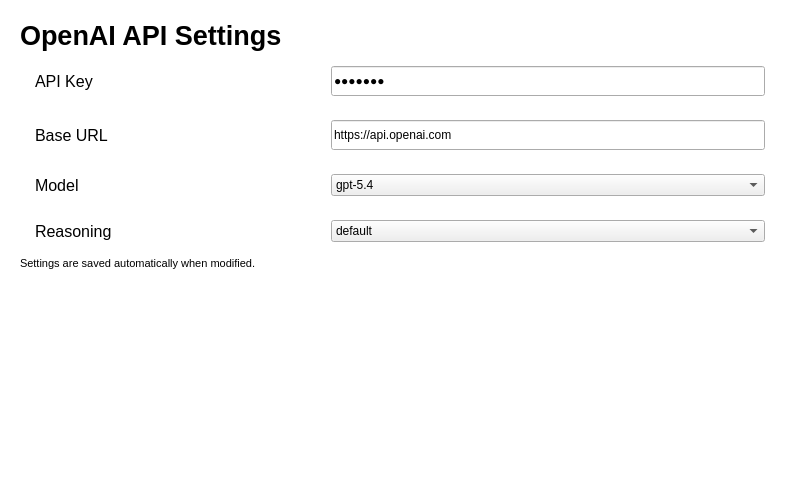
The window that src/ui/SettingOpenAIPage.ui (flairziv/qt-llm-chat) describes before a commit, drawn with Qt 5.
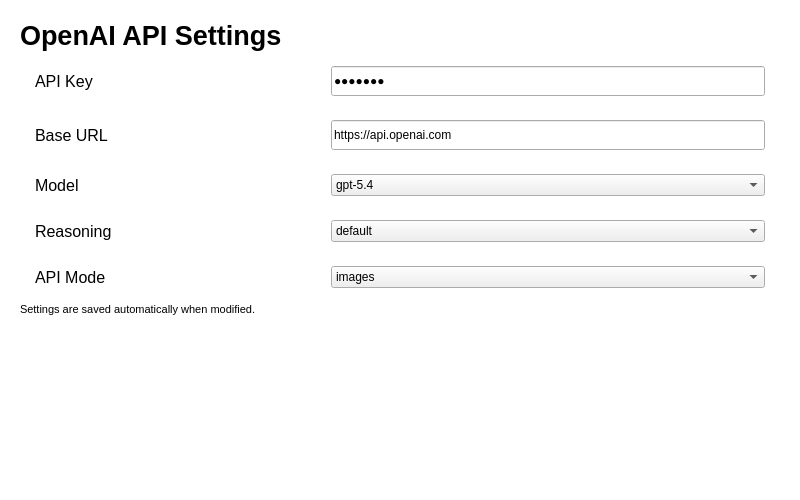
The same window after the commit. Custom widgets are drawn as their Qt base class.

Commit message: SettingOpenAIPage: expose image API mode picker (images/edits/chat/responses)

The edit to the form file:
```diff
--- a/src/ui/SettingOpenAIPage.ui
+++ b/src/ui/SettingOpenAIPage.ui
@@ -30,7 +30,7 @@
         <height>488</height>
        </rect>
       </property>
-      <layout class="QVBoxLayout" name="verticalLayout_2" stretch="0,0,0,0,0,0,1">
+      <layout class="QVBoxLayout" name="verticalLayout_2" stretch="0,0,0,0,0,0,0,1">
        <item>
         <widget class="ElaText" name="titleLabel">
          <property name="font">
@@ -338,6 +338,57 @@
          </layout>
         </widget>
        </item>
+       <item>
+        <widget class="ElaScrollPageArea" name="imageApiModeArea" native="true">
+         <layout class="QHBoxLayout" name="imageApiModeLayout" stretch="2,3">
+          <property name="leftMargin">
+           <number>15</number>
+          </property>
+          <property name="rightMargin">
+           <number>15</number>
+          </property>
+          <item>
+           <widget class="ElaText" name="imageApiModeLabel">
+            <property name="font">
+             <font>
+              <pointsize>12</pointsize>
+             </font>
+            </property>
+            <property name="toolTip">
+             <string>chat -&gt; /v1/chat/completions, images -&gt; /v1/images/generations, edits -&gt; /v1/images/edits, responses -&gt; /v1/responses with image_generation tool.</string>
+            </property>
+            <property name="text">
+             <string>API Mode</string>
+            </property>
+           </widget>
+          </item>
+          <item>
+           <widget class="ElaComboBox" name="comboBox_imageApiMode">
+            <item>
+             <property name="text">
+              <string>images</string>
+             </property>
+            </item>
+            <item>
+             <property name="text">
+              <string>edits</string>
+             </property>
+            </item>
+            <item>
+             <property name="text">
+              <string>chat</string>
+             </property>
+            </item>
+            <item>
+             <property name="text">
+              <string>responses</string>
+             </property>
+            </item>
+           </widget>
+          </item>
+         </layout>
+        </widget>
+       </item>
        <item>
         <widget class="ElaText" name="noteLabel">
          <property name="font">
```
Left out of the diff: 5 changed lines with no effect on the pictures. The commit also changes 1 other file.
